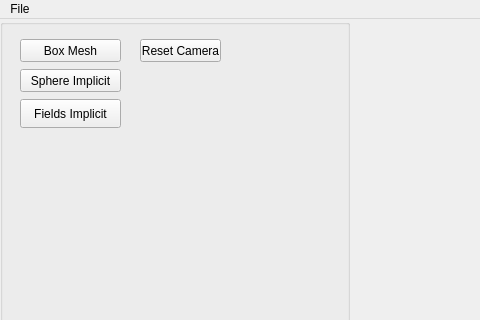
Before: the Qt Designer form AppTinyMesh/UI/interface.ui in AliceMalosse/ProjetMMV, drawn with Qt 5; both pictures show x 0 to 480 and y 0 to 320 of the 1200 by 1000 pixel window.
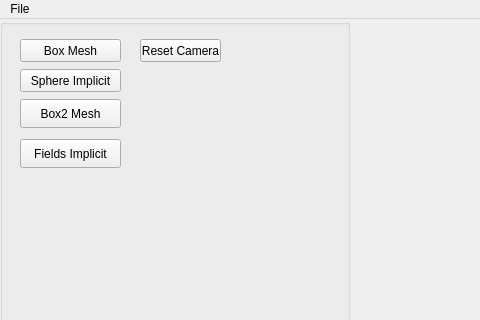
After: the same form once the commit is applied.

```diff
--- a/AppTinyMesh/UI/interface.ui
+++ b/AppTinyMesh/UI/interface.ui
@@ -136,7 +136,7 @@
        <property name="geometry">
         <rect>
          <x>20</x>
-         <y>80</y>
+         <y>120</y>
          <width>101</width>
          <height>29</height>
         </rect>
@@ -145,6 +145,19 @@
         <string>Fields Implicit</string>
        </property>
       </widget>
+      <widget class="QPushButton" name="box2Mesh">
+       <property name="geometry">
+        <rect>
+         <x>20</x>
+         <y>80</y>
+         <width>101</width>
+         <height>29</height>
+        </rect>
+       </property>
+       <property name="text">
+        <string>Box2 Mesh</string>
+       </property>
+      </widget>
      </widget>
     </item>
     <item>
```
